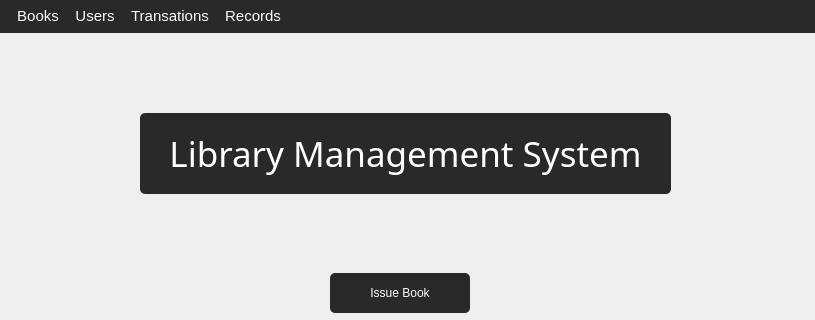
Old version of the form ui/mainwindow.ui in the repository hhh835/Librarysystem; both pictures show x 0 to 815 and y 0 to 320 of the 815 by 535 pixel window.
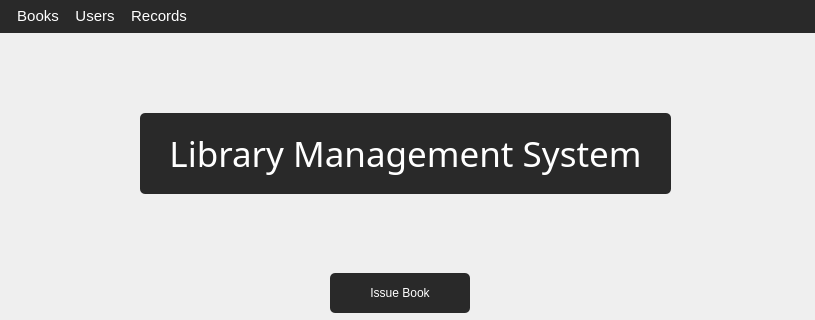
New version of the form.

```diff
--- a/ui/mainwindow.ui
+++ b/ui/mainwindow.ui
@@ -238,14 +238,6 @@
     <addaction name="actionUser_Feedback"/>
     <addaction name="actionUser_Fine_Payment"/>
    </widget>
-   <widget class="QMenu" name="Transations">
-    <property name="title">
-     <string>Transations</string>
-    </property>
-    <addaction name="issueBook"/>
-    <addaction name="actionReturn_Book"/>
-    <addaction name="actionEdit_3"/>
-   </widget>
    <widget class="QMenu" name="Records">
     <property name="title">
      <string>Records</string>
@@ -316,7 +308,6 @@
    </widget>
    <addaction name="Books"/>
    <addaction name="Users"/>
-   <addaction name="Transations"/>
    <addaction name="Records"/>
   </widget>
   <action name="addBook">
```
Left out of the diff: 57 changed lines with no effect on the pictures.
